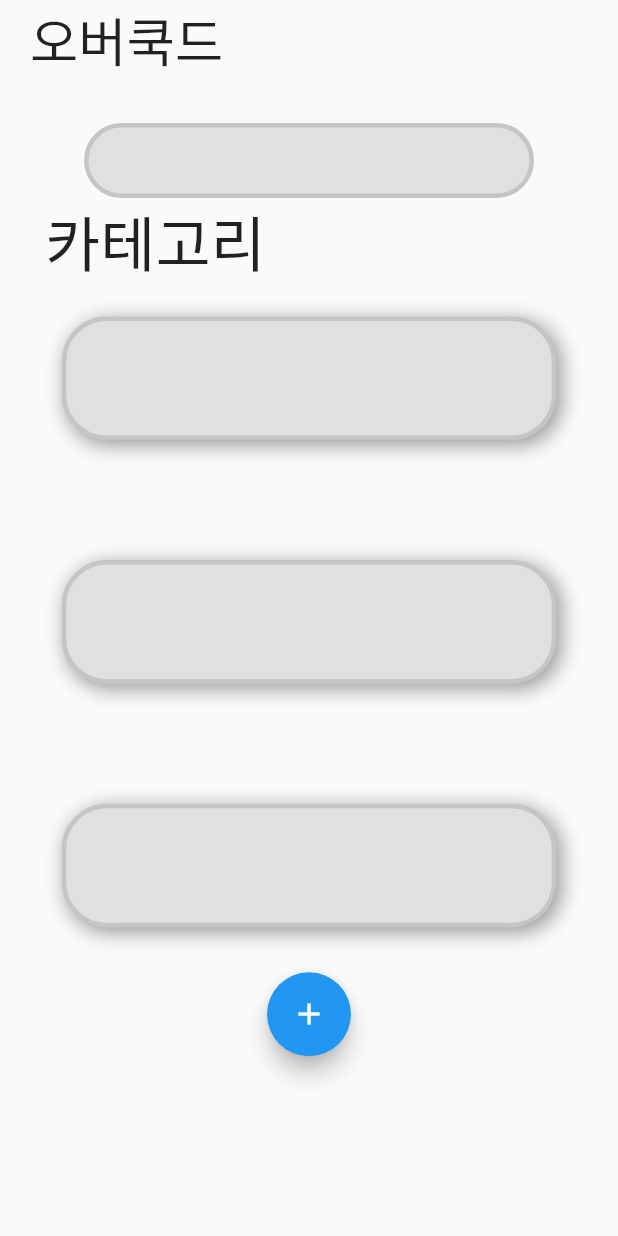
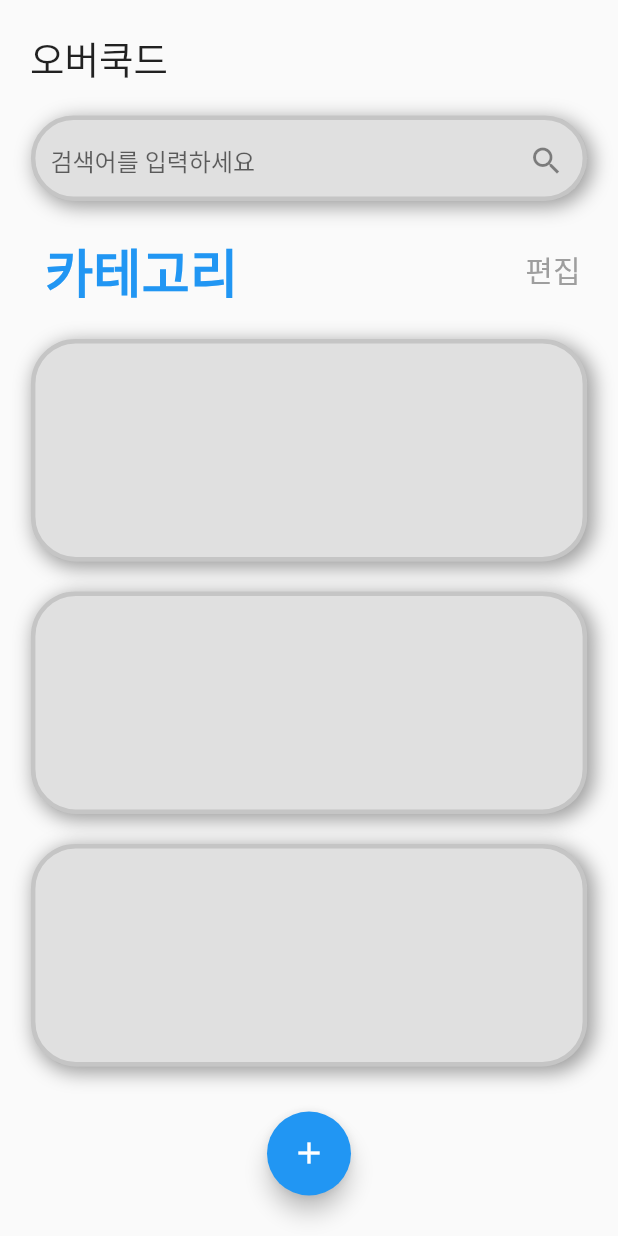
Before and after one commit to MintKangaroo/Food_Information_APP, a Flutter app: the screen it shows after launch, on a phone screen of 412 x 824 dp. Run offline on Flutter 3.47's test engine with Material 2 defaults, Android fonts, the phone set to English and light mode, and no system bars.

Commit message:
MainPage디자인

```diff
--- a/food_information_app_project/lib/MainPage.dart
+++ b/food_information_app_project/lib/MainPage.dart
@@ -6,14 +6,15 @@ class MainPage extends StatelessWidget {
     var displayWidth = MediaQuery.of(context).size.width;
     var displayHeight = MediaQuery.of(context).size.height;
     // ignore: non_constant_identifier_names
-    var Boxwidth = displayWidth * 0.8;
+    var Boxwidth = displayWidth * 0.9;
     // ignore: non_constant_identifier_names
-    var Boxheight = displayHeight * 0.1;
+    var Boxheight = displayHeight * 0.18;
 
     return Scaffold(
         body: SafeArea(
       child: Column(
         children: [
+          SizedBox(height: 20,),
           Container(
             child: Row(
               mainAxisAlignment: MainAxisAlignment.start,
@@ -23,7 +24,7 @@ class MainPage extends StatelessWidget {
                 ),
                 Text(
                   '오버쿡드',
-                  style: TextStyle(fontSize: 35),
+                  style: TextStyle(fontSize: 25),
                 ),
               ],
             ),
@@ -34,39 +35,102 @@ class MainPage extends StatelessWidget {
                 mainAxisAlignment: MainAxisAlignment.center,
                 children: [
                   SizedBox(
-                    height: 30,
+                    height: 20,
                   ),
                   Container(
-                    width: 300,
-                    height: 50,
+                    width: Boxwidth,
                     decoration: BoxDecoration(
+                        boxShadow: [
+                          BoxShadow(
+                            color: Colors.grey,
+                            offset: Offset(3.0, 3.0),
+                            blurRadius: 10.0,
+                            spreadRadius: 1.0,
+                          ),
+                        ],
                         color: Colors.grey[300],
-                        borderRadius: BorderRadius.circular(50),
+                        borderRadius: BorderRadius.circular(30),
                         border: Border.all(color: Colors.black12, width: 3)),
+                    child: Padding(
+                      padding: const EdgeInsets.fromLTRB(10, 3, 0, 0),
+                      child: TextField(
+                        decoration: InputDecoration(
+
+                          border: InputBorder.none,
+                          hintText: '검색어를 입력하세요',
+                          suffixIcon: Icon(Icons.search),
                         ),
+                      ),
+                    ),
+                  )
                 ],
               ),
             ),
           ),
+           SizedBox(
+            height: 20,
+          ),
+          Row(
+            mainAxisAlignment: MainAxisAlignment.spaceBetween,
+            children: [
+
               Container(
                 child: Row(
-              mainAxisAlignment: MainAxisAlignment.start,
                   children: [
                     SizedBox(
                       width: 30,
                     ),
                     Text(
                       '카테고리',
-                  style: TextStyle(fontSize: 40),
+                      style: TextStyle(
+                          fontSize: 35,
+                          color: Colors.blue,
+                          fontWeight: FontWeight.bold),
                     ),
                   ],
                 ),
+              ),
+              Container(
+                child: Row(
+                  children: [
+                    Text("편집",
+                        style: TextStyle(
+                          fontSize: 20,
+                          color: Colors.grey,
+                          fontWeight: FontWeight.w100,
+                        )),
+                    SizedBox(
+                      width: 25,
+                    )
+                  ],
+                ),
+              )
+            ],
+          ),
+          SizedBox(
+            height: 20,
           ),
           Container(
             child: Center(
               child: Column(
                 mainAxisAlignment: MainAxisAlignment.center,
                 children: [
+                  Container(
+                    width: Boxwidth,
+                    height: Boxheight,
+                    decoration: BoxDecoration(
+                        boxShadow: [
+                          BoxShadow(
+                            color: Colors.grey,
+                            offset: Offset(3.0, 3.0),
+                            blurRadius: 10.0,
+                            spreadRadius: 1.0,
+                          ),
+                        ],
+                        color: Colors.grey[300],
+                        borderRadius: BorderRadius.circular(30),
+                        border: Border.all(color: Colors.black12, width: 3)),
+                  ),
                   SizedBox(
                     height: 20,
                   ),
@@ -87,26 +151,7 @@ class MainPage extends StatelessWidget {
                         border: Border.all(color: Colors.black12, width: 3)),
                   ),
                   SizedBox(
-                    height: 80,
-                  ),
-                  Container(
-                    width: Boxwidth,
-                    height: Boxheight,
-                    decoration: BoxDecoration(
-                      boxShadow: [
-                          BoxShadow(
-                            color: Colors.grey,
-                            offset: Offset(3.0, 3.0),
-                            blurRadius: 10.0,
-                            spreadRadius: 1.0,
-                          ),
-                        ],
-                        color: Colors.grey[300],
-                        borderRadius: BorderRadius.circular(30),
-                        border: Border.all(color: Colors.black12, width: 3)),
-                  ),
-                  SizedBox(
-                    height: 80,
+                    height: 20,
                   ),
                   Container(
                     width: Boxwidth,
```
Lines whose indentation alone changed are shown as unchanged.
